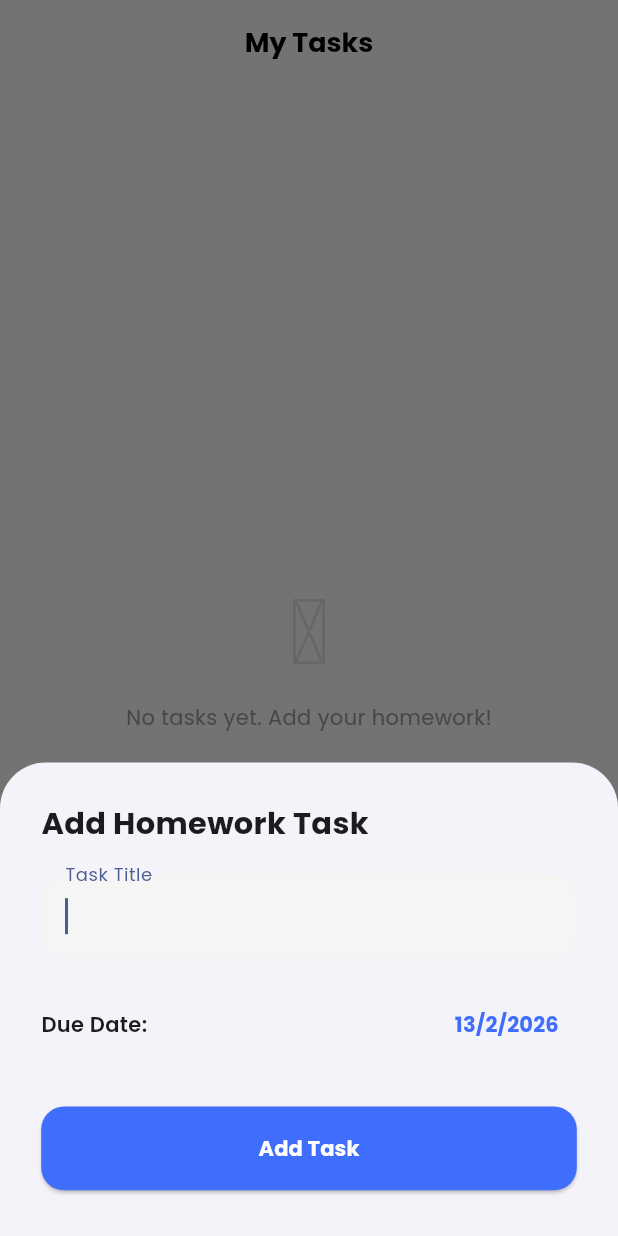
After one commit to affanashraf-rgb/noteyou, a Flutter app: the TasksScreen screen opened directly, after a tap on the "add" icon, on a phone screen of 412 x 824 dp. The commit adds this screen. Run offline on Flutter 3.47's test engine with Material 3 defaults, Android fonts, the phone set to English and light mode, and no system bars; our stand-ins replace audioplayers, flutter_local_notifications, flutter_riverpod, flutter_screenutil, flutter_timezone, google_fonts and 5 more; missing offline and left inert: record; accounts and stored records are empty.

Commit message:
feat: implement homework task manager with dedicated screen and persistence

```diff
--- a/lib/features/home/presentation/screens/navigation_menu.dart
+++ b/lib/features/home/presentation/screens/navigation_menu.dart
@@ -7,6 +7,7 @@ import 'settings_screen.dart';
 import 'home_screen.dart';
 import 'subjects_screen.dart';
 import 'record_screen.dart';
+import 'tasks_screen.dart';
 
 class NavigationMenu extends ConsumerStatefulWidget {
   const NavigationMenu({super.key});
@@ -22,6 +23,7 @@ class _NavigationMenuState extends ConsumerState<NavigationMenu> {
     const HomeScreen(),
     const SubjectsScreen(),
     const RecordScreen(),
+    const TasksScreen(), // Added Tasks Screen
     const SettingsScreen(),
   ];
 
@@ -66,6 +68,11 @@ class _NavigationMenuState extends ConsumerState<NavigationMenu> {
               label: 'Record',
             ),
             NavigationDestination(
+              icon: Icon(Iconsax.task_square, color: isDarkMode ? Colors.white70 : Colors.grey),
+              selectedIcon: const Icon(Iconsax.task_square, color: Color(0xFF3F6DFC)),
+              label: 'Tasks',
+            ),
+            NavigationDestination(
               icon: Icon(Iconsax.setting_2, color: isDarkMode ? Colors.white70 : Colors.grey),
               selectedIcon: const Icon(Iconsax.setting_2, color: Color(0xFF3F6DFC)),
               label: 'Settings',
--- /dev/null
+++ b/lib/features/home/presentation/screens/tasks_screen.dart
@@ -0,0 +1,208 @@
+import 'dart:convert';
+import 'package:flutter/material.dart';
+import 'package:flutter_riverpod/flutter_riverpod.dart';
+import 'package:flutter_screenutil/flutter_screenutil.dart';
+import 'package:google_fonts/google_fonts.dart';
+import 'package:iconsax/iconsax.dart';
+import 'package:shared_preferences/shared_preferences.dart';
+import 'package:uuid/uuid.dart';
+import '../../../../main.dart';
+import '../../data/models/task.dart';
+
+class TasksScreen extends ConsumerStatefulWidget {
+  const TasksScreen({super.key});
+
+  @override
+  ConsumerState<TasksScreen> createState() => _TasksScreenState();
+}
+
+class _TasksScreenState extends ConsumerState<TasksScreen> {
+  List<Task> _tasks = [];
+  bool _isLoading = true;
+
+  @override
+  void initState() {
+    super.initState();
+    _loadTasks();
+  }
+
+  Future<void> _loadTasks() async {
+    final prefs = await SharedPreferences.getInstance();
+    final String? tasksJson = prefs.getString('user_tasks');
+    if (tasksJson != null) {
+      final List<dynamic> decoded = jsonDecode(tasksJson);
+      setState(() {
+        _tasks = decoded.map((item) => Task.fromJson(item)).toList();
+        _isLoading = false;
+      });
+    } else {
+      setState(() => _isLoading = false);
+    }
+  }
+
+  Future<void> _saveTasks() async {
+    final prefs = await SharedPreferences.getInstance();
+    final String encoded = jsonEncode(_tasks.map((t) => t.toJson()).toList());
+    await prefs.setString('user_tasks', encoded);
+  }
+
+  void _addTask(String title, String subject, DateTime dueDate) {
+    final newTask = Task(
+      id: const Uuid().v4(),
+      title: title,
+      description: "",
+      dueDate: dueDate,
+      subject: subject,
+    );
+    setState(() {
+      _tasks.add(newTask);
+      _tasks.sort((a, b) => a.dueDate.compareTo(b.dueDate));
+    });
+    _saveTasks();
+  }
+
+  void _toggleTask(String id) {
+    setState(() {
+      final index = _tasks.indexWhere((t) => t.id == id);
+      if (index != -1) {
+        _tasks[index].isCompleted = !_tasks[index].isCompleted;
+      }
+    });
+    _saveTasks();
+  }
+
+  void _deleteTask(String id) {
+    setState(() {
+      _tasks.removeWhere((t) => t.id == id);
+    });
+    _saveTasks();
+  }
+
+  void _showAddTaskSheet() {
+    String title = "";
+    String subject = "General";
+    DateTime selectedDate = DateTime.now().add(const Duration(days: 1));
+
+    showModalBottomSheet(
+      context: context,
+      isScrollControlled: true,
+      shape: RoundedRectangleBorder(borderRadius: BorderRadius.vertical(top: Radius.circular(30.r))),
+      builder: (context) => StatefulBuilder(
+        builder: (context, setSheetState) => Padding(
+          padding: EdgeInsets.only(bottom: MediaQuery.of(context).viewInsets.bottom, left: 25.w, right: 25.w, top: 25.h),
+          child: Column(
+            mainAxisSize: MainAxisSize.min,
+            crossAxisAlignment: CrossAxisAlignment.start,
+            children: [
+              Text("Add Homework Task", style: GoogleFonts.poppins(fontSize: 20.sp, fontWeight: FontWeight.bold)),
+              SizedBox(height: 20.h),
+              TextField(
+                onChanged: (v) => title = v,
+                autofocus: true,
+                decoration: InputDecoration(
+                  labelText: "Task Title",
+                  filled: true,
+                  fillColor: Colors.grey.shade100,
+                  border: OutlineInputBorder(borderRadius: BorderRadius.circular(15.r), borderSide: BorderSide.none),
+                ),
+              ),
+              SizedBox(height: 20.h),
+              Row(
+                mainAxisAlignment: MainAxisAlignment.spaceBetween,
+                children: [
+                  Text("Due Date:", style: TextStyle(fontWeight: FontWeight.w600)),
+                  TextButton(
+                    onPressed: () async {
+                      final picked = await showDatePicker(context: context, initialDate: selectedDate, firstDate: DateTime.now(), lastDate: DateTime(2030));
+                      if (picked != null) setSheetState(() => selectedDate = picked);
+                    },
+                    child: Text("${selectedDate.day}/${selectedDate.month}/${selectedDate.year}", style: TextStyle(fontWeight: FontWeight.bold, color: const Color(0xFF3F6DFC))),
+                  )
+                ],
+              ),
+              SizedBox(height: 30.h),
+              SizedBox(
+                width: double.infinity,
+                height: 55.h,
+                child: ElevatedButton(
+                  onPressed: () {
+                    if (title.isNotEmpty) {
+                      _addTask(title, subject, selectedDate);
+                      Navigator.pop(context);
+                    }
+                  },
+                  style: ElevatedButton.styleFrom(backgroundColor: const Color(0xFF3F6DFC), shape: RoundedRectangleBorder(borderRadius: BorderRadius.circular(15.r))),
+                  child: Text("Add Task", style: TextStyle(color: Colors.white, fontWeight: FontWeight.bold)),
+                ),
+              ),
+              SizedBox(height: 30.h),
+            ],
+          ),
+        ),
+      ),
+    );
+  }
+
+  @override
+  Widget build(BuildContext context) {
+    final themeMode = ref.watch(themeProvider);
+    final isDarkMode = themeMode == ThemeMode.dark;
+
+    return Scaffold(
+      backgroundColor: isDarkMode ? const Color(0xFF121212) : const Color(0xFFFAFAFA),
+      appBar: AppBar(
+        title: Text("My Tasks", style: GoogleFonts.poppins(fontWeight: FontWeight.bold)),
+        centerTitle: true,
+        automaticallyImplyLeading: false,
+      ),
+      floatingActionButton: FloatingActionButton(
+        onPressed: _showAddTaskSheet,
+        backgroundColor: const Color(0xFF3F6DFC),
+        child: const Icon(Icons.add, color: Colors.white),
+      ),
+      body: _isLoading
+          ? const Center(child: CircularProgressIndicator())
+          : _tasks.isEmpty
+              ? Center(child: Column(mainAxisAlignment: MainAxisAlignment.center, children: [Icon(Iconsax.task_square, size: 60.sp, color: Colors.grey[300]), SizedBox(height: 15.h), Text("No tasks yet. Add your homework!", style: TextStyle(color: Colors.grey))]))
+              : ListView.builder(
+                  padding: EdgeInsets.all(20.w),
+                  itemCount: _tasks.length,
+                  itemBuilder: (context, index) {
+                    final task = _tasks[index];
+                    return Dismissible(
+                      key: Key(task.id),
+                      direction: DismissDirection.endToStart,
+                      background: Container(
+                        alignment: Alignment.centerRight,
+                        padding: EdgeInsets.only(right: 20.w),
+                        decoration: BoxDecoration(color: Colors.red, borderRadius: BorderRadius.circular(20.r)),
+                        child: const Icon(Icons.delete, color: Colors.white),
+                      ),
+                      onDismissed: (_) => _deleteTask(task.id),
+                      child: Container(
+                        margin: EdgeInsets.only(bottom: 15.h),
+                        decoration: BoxDecoration(
+                          color: isDarkMode ? const Color(0xFF1E1E1E) : Colors.white,
+                          borderRadius: BorderRadius.circular(20.r),
+                          border: Border.all(color: isDarkMode ? Colors.grey.shade800 : Colors.grey.shade200),
+                        ),
+                        child: ListTile(
+                          leading: IconButton(
+                            icon: Icon(task.isCompleted ? Icons.check_circle : Icons.radio_button_unchecked, color: task.isCompleted ? Colors.green : Colors.grey),
+                            onPressed: () => _toggleTask(task.id),
+                          ),
+                          title: Text(task.title, style: TextStyle(fontWeight: FontWeight.bold, decoration: task.isCompleted ? TextDecoration.lineThrough : null, color: isDarkMode ? Colors.white : Colors.black87)),
+                          subtitle: Text("Due: ${task.dueDate.day}/${task.dueDate.month}", style: TextStyle(fontSize: 12.sp, color: Colors.grey)),
+                          trailing: Container(
+                            padding: EdgeInsets.symmetric(horizontal: 10.w, vertical: 4.h),
+                            decoration: BoxDecoration(color: const Color(0xFF3F6DFC).withValues(alpha: 0.1), borderRadius: BorderRadius.circular(10.r)),
+                            child: Text(task.subject, style: TextStyle(fontSize: 10.sp, fontWeight: FontWeight.bold, color: const Color(0xFF3F6DFC))),
+                          ),
+                        ),
+                      ),
+                    );
+                  },
+                ),
+    );
+  }
+}
```
